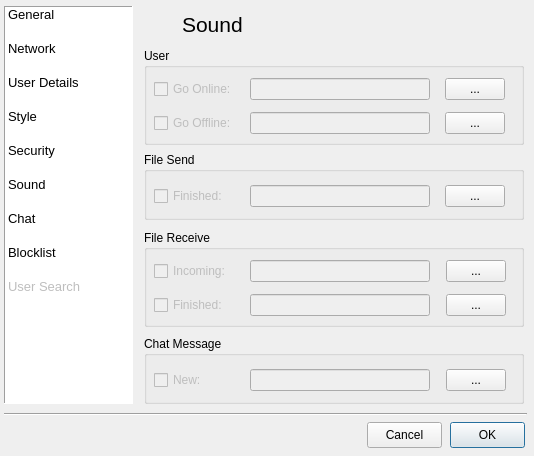
vituperative/i2pchat, file src/gui/form_settingsgui.ui: the form before one commit.
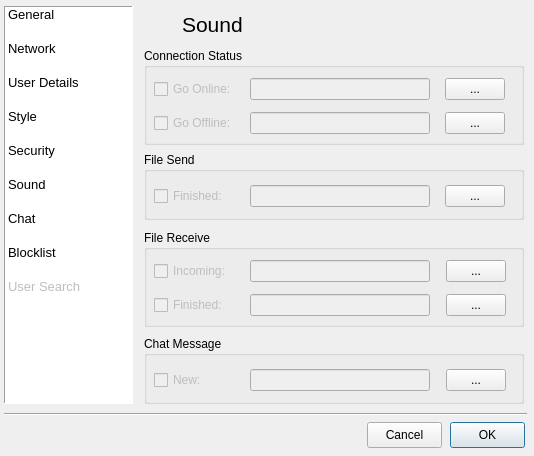
The form after the commit. The open tabs and pages were chosen to show the change. Icons and pictures are not drawn.

```diff
--- a/src/gui/form_settingsgui.ui
+++ b/src/gui/form_settingsgui.ui
@@ -2134,7 +2134,7 @@
        </size>
       </property>
       <property name="title">
-       <string>User</string>
+       <string>Connection Status</string>
       </property>
       <widget class="QWidget" name="layoutWidget_15">
        <property name="geometry">
```
